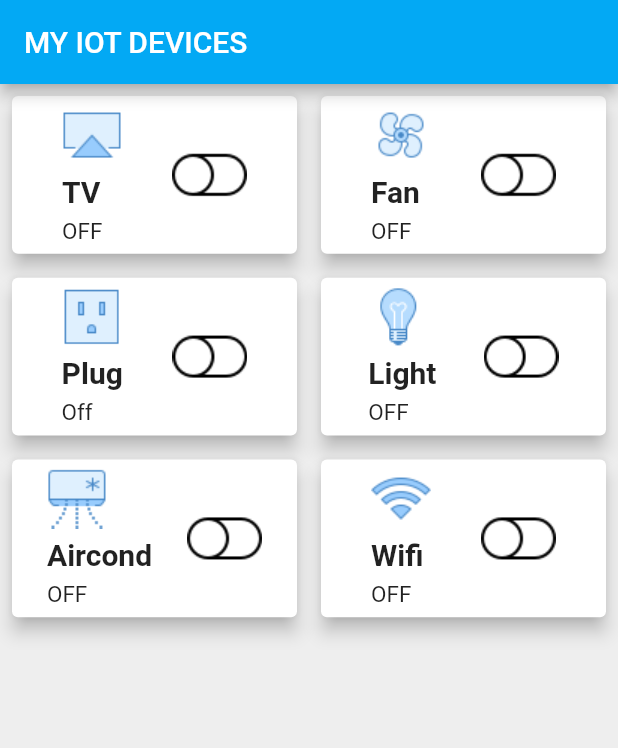
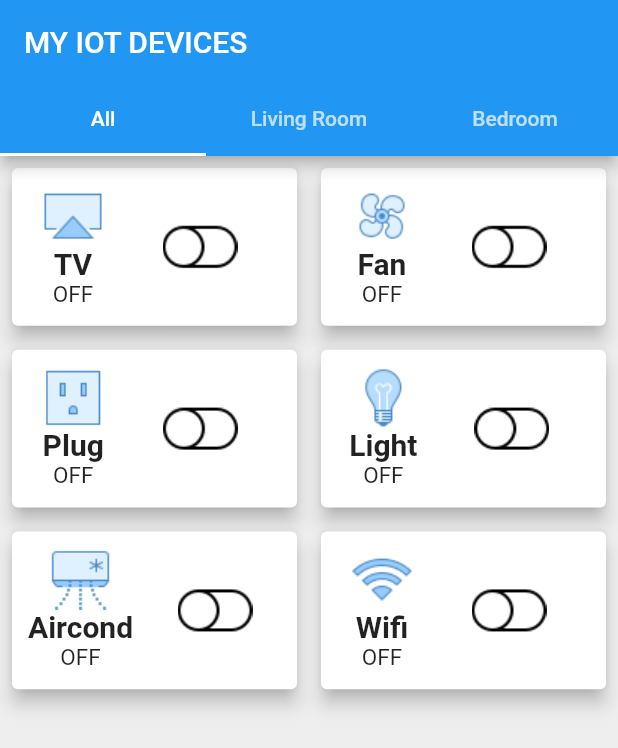
Before and after one commit to muhdsyazwan02/Flutter-Layout, a Flutter app: the screen it shows after launch, on a phone screen of 412 x 824 dp. Shown: the top 748 px of the screen. Run offline on Flutter 3.47's test engine with Material 2 defaults, Android fonts, the phone set to English and light mode, and no system bars.

Commit message:
Edit some part on Part 2. Manage to make a tab

```diff
--- a/fluttergridpart2/lib/devices.dart
+++ b/fluttergridpart2/lib/devices.dart
@@ -1,12 +1,39 @@
 import 'package:flutter/material.dart';
 
-class Devices extends StatelessWidget {
+class Devices extends StatefulWidget {
+  final String devicename;
+  final String locationurl;
+
+  Devices(this.devicename, this.locationurl);
+
+  @override
+  _DevicesState createState() => _DevicesState(devicename, locationurl);
+}
+
+class _DevicesState extends State<Devices> {
   final String devicetitle;
   final String location;
-  final String deviceonoff;
-  //final Function()? selectHandler;
 
-  const Devices(this.devicetitle, this.location, this.deviceonoff);
+  var devicestate = ["OFF", "ON"];
+
+  var _devicestateindex = 0;
+  String _buttononoffurl = "assets/images/off.png";
+
+  _DevicesState(this.devicetitle, this.location);
+
+  void _onoffdevice() {
+    if (_devicestateindex == 0) {
+      setState(() {
+        _devicestateindex = 1;
+        _buttononoffurl = "assets/images/on.png";
+      });
+    } else {
+      setState(() {
+        _devicestateindex = 0;
+        _buttononoffurl = "assets/images/off.png";
+      });
+    }
+  }
 
   @override
   Widget build(BuildContext context) {
@@ -15,33 +42,38 @@ class Devices extends StatelessWidget {
         margin: const EdgeInsets.all(8),
         child: Row(
           mainAxisAlignment: MainAxisAlignment.spaceEvenly,
+          crossAxisAlignment: CrossAxisAlignment.center,
           children: <Widget>[
             Column(
-              mainAxisAlignment: MainAxisAlignment.spaceEvenly,
-              crossAxisAlignment: CrossAxisAlignment.start,
+              mainAxisAlignment: MainAxisAlignment.center,
+              crossAxisAlignment: CrossAxisAlignment.center,
               children: [
                 Image.asset(
                   location,
-                  alignment: Alignment.centerLeft,
+                  alignment: Alignment.center,
                 ),
                 Text(
                   devicetitle,
                   style: const TextStyle(
                       fontSize: 20, fontWeight: FontWeight.bold),
-                  textAlign: TextAlign.left,
+                  textAlign: TextAlign.start,
                 ),
                 Text(
-                  deviceonoff,
+                  devicestate.elementAt(_devicestateindex),
                   style: const TextStyle(
                       fontSize: 15, fontWeight: FontWeight.normal),
-                  textAlign: TextAlign.left,
+                  textAlign: TextAlign.start,
                 ),
               ],
             ),
             Column(
               mainAxisAlignment: MainAxisAlignment.center,
+              crossAxisAlignment: CrossAxisAlignment.end,
               children: [
-                Image.asset("assets/images/off.png"),
+                FlatButton(
+                  onPressed: _onoffdevice,
+                  child: Image.asset(_buttononoffurl),
+                )
               ],
             )
           ],
--- a/fluttergridpart2/lib/main.dart
+++ b/fluttergridpart2/lib/main.dart
@@ -1,48 +1,88 @@
 import 'package:flutter/material.dart';
-import 'package:fluttergridpart1/devices.dart';
+import 'package:fluttergridpart2/devices.dart';
 
 void main() => runApp(MyApp());
 
-/*class MyApp extends StatefulWidget {
-  @override
-  State<StatefulWidget> createState() {
-    return _MyAppState();
-  }
-}*/
-
 class MyApp extends StatelessWidget {
-  //String devicestate = "OFF";
-
-  /*void changeText() {
-    setState(() {
-      devicestate = "ON";
-    });
-  }*/
-
   @override
   Widget build(BuildContext context) {
     return MaterialApp(
-      home: Scaffold(
+      title: "MY IOT DEVICES",
+      home: MyHomePage(),
+    );
+  }
+}
+
+class MyHomePage extends StatefulWidget {
+  @override
+  _MyHomePageState createState() => _MyHomePageState();
+}
+
+class _MyHomePageState extends State<MyHomePage> {
+  @override
+  Widget build(BuildContext context) {
+    return DefaultTabController(
+        length: 3,
+        child: Scaffold(
             appBar: AppBar(
-          backgroundColor: Colors.lightBlue,
-          title: const Text("MY IOT DEVICES"),
+              title: const Text(
+                "MY IOT DEVICES",
               ),
-        body: Container(
+              bottom: const TabBar(tabs: [
+                Tab(
+                  text: "All",
+                ),
+                Tab(
+                  text: "Living Room",
+                ),
+                Tab(
+                  text: "Bedroom",
+                ),
+              ]),
+            ),
+            body: TabBarView(
+              children: [
+                Container(
                   color: Colors.grey[200],
                   child: GridView.count(
                     crossAxisCount: 2,
                     childAspectRatio: 1.7,
-            children: const <Widget>[
-              Devices("TV", "assets/images/tv.png", "OFF"),
-              Devices("Fan", "assets/images/fan.png", "OFF"),
-              Devices("Plug", "assets/images/plug.png", "Off"),
-              Devices("Light", "assets/images/light.png", "OFF"),
-              Devices("Aircond", "assets/images/aircond.png", "OFF"),
-              Devices("Wifi", "assets/images/wifi.png", "OFF"),
+                    children: [
+                      Devices("TV", "assets/images/tv.png"),
+                      Devices("Fan", "assets/images/fan.png"),
+                      Devices("Plug", "assets/images/plug.png"),
+                      Devices("Light", "assets/images/light.png"),
+                      Devices("Aircond", "assets/images/aircond.png"),
+                      Devices("Wifi", "assets/images/wifi.png"),
                     ],
                   ),
                 ),
+                Container(
+                  color: Colors.grey[200],
+                  child: GridView.count(
+                    crossAxisCount: 2,
+                    childAspectRatio: 1.7,
+                    children: [
+                      Devices("TV", "assets/images/tv.png"),
+                      Devices("Aircond", "assets/images/aircond.png"),
+                      Devices("Wifi", "assets/images/wifi.png"),
+                    ],
                   ),
-    );
+                ),
+                Container(
+                  color: Colors.grey[200],
+                  child: GridView.count(
+                    crossAxisCount: 2,
+                    childAspectRatio: 1.7,
+                    children: [
+                      Devices("Fan", "assets/images/fan.png"),
+                      Devices("Plug", "assets/images/plug.png"),
+                      Devices("Light", "assets/images/light.png"),
+                      Devices("Aircond", "assets/images/aircond.png"),
+                    ],
+                  ),
+                ),
+              ],
+            )));
   }
 }
--- a/fluttergridpart2/pubspec.yaml
+++ b/fluttergridpart2/pubspec.yaml
@@ -1,4 +1,4 @@
-name: fluttergridpart1
+name: fluttergridpart2
 description: A new Flutter project.
 
 # The following line prevents the package from being accidentally published to
```
Also changed, not shown: aircond.png (added), bedroom.png (added), fan.png (added), light.png (added), off.png (renamed from fluttergridpart1/assets/images/off.png), on.png (renamed from fluttergridpart1/assets/images/on.png), plug.png (added), tv.png (added), wifi.png (added). Lines whose indentation alone changed are shown as unchanged.
